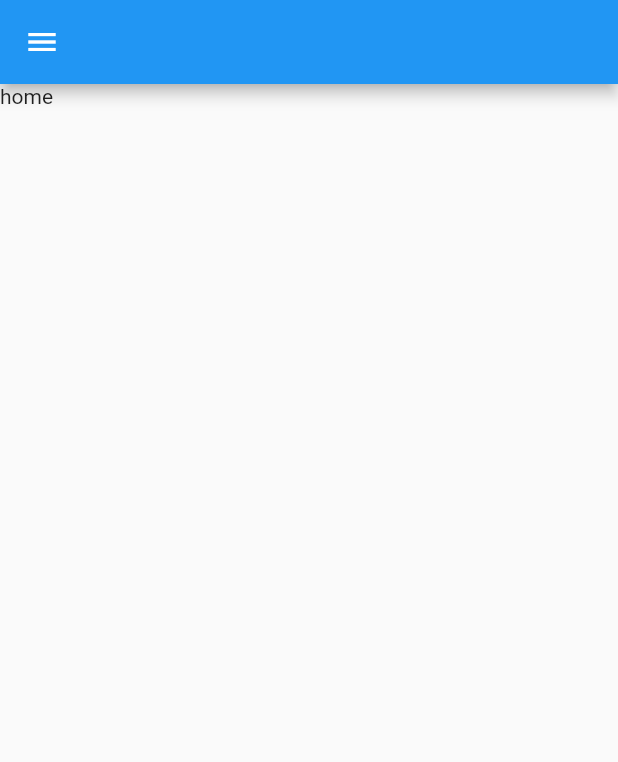
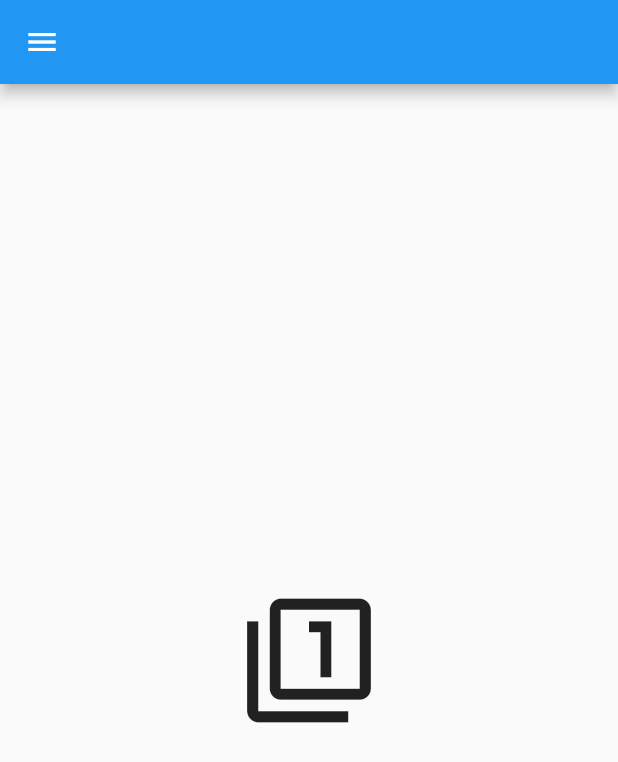
Before and after one commit to mi6ock/firepresso_flutter, a Flutter app: the screen it shows after launch, on a phone screen of 412 x 824 dp. Shown: the top 762 px of the screen. Run offline on Flutter 3.47's test engine with Material 2 defaults, Android fonts, the phone set to English and light mode, and no system bars.

Commit message:
add drag

```diff
--- a/lib/home.dart
+++ b/lib/home.dart
@@ -1,5 +1,4 @@
 import 'package:flutter/material.dart';
-
 import 'screen/article_screen.dart';
 
 class Home extends StatelessWidget {
@@ -34,9 +33,22 @@ class Home extends StatelessWidget {
           ],
         ),
       ),
-      body: Container(
-        child: Text("home"),
-      ),
+      body: Center(child: buildDraggable("Draggable", Icons.filter_1)),
     );
   }
+  Draggable buildDraggable(String name, IconData childIcon) =>
+      new Draggable(
+        child: Icon(
+          childIcon,
+          size: 90,
+        ),
+        feedback: Icon(
+          Icons.android,
+          size: 90,
+        ),
+        childWhenDragging: Icon(
+          Icons.flag,
+          size: 90,
+        ),
+      );
 }
```
